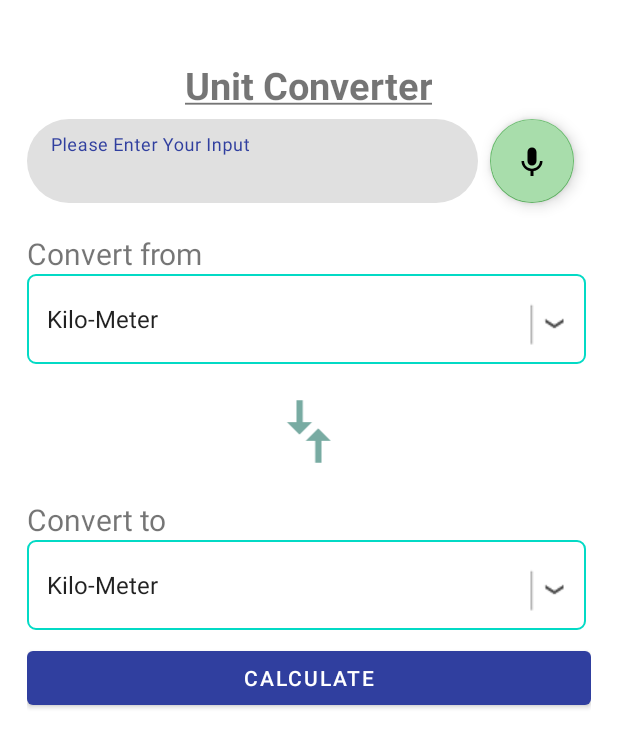
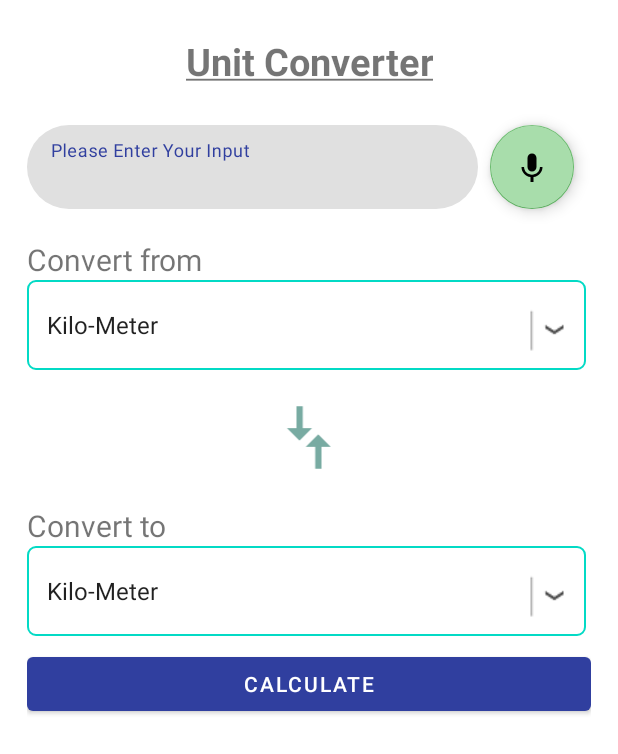
Before and after one commit to abdullah-bjit/UnitConverterApp, an Android app: the screen it shows after launch (MainActivity), on a phone screen of 412 x 824 dp. Shown: the top 754 px of the screen. Run offline under Robolectric (Android 15) with nearby library versions, the phone set to English and light mode, and no system bars.

Commit message:
activity_main conflict resolved

```diff
--- a/app/src/main/res/layout/activity_main.xml
+++ b/app/src/main/res/layout/activity_main.xml
@@ -12,26 +12,25 @@
         android:id="@+id/tv_title"
         android:layout_width="wrap_content"
         android:layout_height="wrap_content"
-        android:layout_marginTop="16dp"
+        android:text="@string/app_title"
+        android:textSize="25sp"
+        android:textAlignment="center"
+        android:textStyle="bold"
         android:padding="5dp"
-        android:text="@string/app_title"
-        android:textAlignment="center"
-        android:textSize="25sp"
-        android:textStyle="bold"
+        app:layout_constraintStart_toStartOf="parent"
         app:layout_constraintEnd_toEndOf="parent"
-        app:layout_constraintHorizontal_bias="0.497"
-        app:layout_constraintStart_toStartOf="parent"
-        app:layout_constraintTop_toTopOf="parent" />
+        app:layout_constraintTop_toTopOf="parent"
+        />
 
     <TextView
         android:id="@+id/tv_convert_from"
         android:layout_width="match_parent"
+        android:text="@string/convert_from"
         android:layout_height="wrap_content"
+        android:textSize="20sp"
         android:layout_marginTop="20dp"
-        android:text="@string/convert_from"
-        android:textSize="20sp"
         app:layout_constraintStart_toStartOf="parent"
-        app:layout_constraintTop_toBottomOf="@+id/te_convert_to" />
+        app:layout_constraintTop_toBottomOf="@+id/te_convert_to"/>
 
     <RelativeLayout
         android:id="@+id/layout_convert_from"
@@ -42,7 +41,8 @@
         android:background="@drawable/spinner_background"
         android:orientation="horizontal"
         app:layout_constraintStart_toStartOf="parent"
-        app:layout_constraintTop_toBottomOf="@+id/tv_convert_from">
+        app:layout_constraintTop_toBottomOf="@+id/tv_convert_from"
+        >
 
         <Spinner
             android:id="@+id/sp_convert_from"
@@ -50,12 +50,13 @@
             android:layout_height="?attr/actionBarSize"
             android:layout_centerVertical="true"
             android:layout_gravity="center"
+            android:background="@android:color/transparent"
+            android:gravity="center"
             android:layout_marginStart="5dp"
-            android:background="@android:color/transparent"
+            android:spinnerMode="dropdown"
             android:entries="@array/dropDownOption"
-            android:gravity="center"
             android:popupBackground="@color/teal_200"
-            android:spinnerMode="dropdown" />
+            />
 
         <ImageView
             android:layout_width="wrap_content"
@@ -68,7 +69,6 @@
 
     </RelativeLayout>
 
-
     <ImageView
         android:id="@+id/iv_convert_arrow"
         android:layout_width="0dp"
@@ -77,19 +77,19 @@
         android:rotation="90"
         android:layout_marginTop="20dp"
         app:layout_constraintWidth_percent=".2"
+        app:layout_constraintStart_toStartOf="parent"
         app:layout_constraintEnd_toEndOf="parent"
-        app:layout_constraintStart_toStartOf="parent"
-        app:layout_constraintTop_toBottomOf="@id/layout_convert_from" />
+        app:layout_constraintTop_toBottomOf="@id/layout_convert_from"/>
 
     <TextView
         android:id="@+id/tv_convert_to"
         android:layout_width="match_parent"
+        android:text="@string/convert_to"
         android:layout_height="wrap_content"
+        android:textSize="20sp"
         android:layout_marginTop="20dp"
-        android:text="@string/convert_to"
-        android:textSize="20sp"
         app:layout_constraintStart_toStartOf="parent"
-        app:layout_constraintTop_toBottomOf="@+id/iv_convert_arrow" />
+        app:layout_constraintTop_toBottomOf="@+id/iv_convert_arrow"/>
 
     <RelativeLayout
         android:id="@+id/layout_convert_to"
@@ -100,7 +100,8 @@
         android:background="@drawable/spinner_background"
         android:orientation="horizontal"
         app:layout_constraintStart_toStartOf="parent"
-        app:layout_constraintTop_toBottomOf="@+id/tv_convert_to">
+        app:layout_constraintTop_toBottomOf="@+id/tv_convert_to"
+        >
 
         <Spinner
             android:id="@+id/sp_convert_to"
@@ -108,8 +109,10 @@
             android:layout_height="?attr/actionBarSize"
             android:layout_centerVertical="true"
             android:layout_gravity="center"
+            android:background="@android:color/transparent"
+            android:gravity="center"
             android:layout_marginStart="5dp"
-            android:background="@android:color/transparent"
+            android:spinnerMode="dropdown"
             android:entries="@array/dropDownOption"
             android:popupBackground="@color/nightSecondaryColor"
             />
@@ -126,7 +129,6 @@
     </RelativeLayout>
 
 
-
     <com.google.android.material.textfield.TextInputLayout
         android:id="@+id/te_convert_to"
         android:layout_width="0dp"
@@ -135,6 +137,8 @@
         android:hint="@string/please_enter_your_input"
         app:layout_constraintWidth_percent="0.8"
         app:layout_constraintHorizontal_bias="0.0"
+        android:layout_marginTop="20dp"
+        app:endIconMode="clear_text"
         app:endIconTint="#CD810E"
         app:layout_constraintStart_toStartOf="parent"
         app:layout_constraintTop_toBottomOf="@+id/tv_title"
@@ -155,6 +159,7 @@
         android:layout_width="wrap_content"
         android:layout_height="wrap_content"
         android:layout_marginStart="8dp"
+        android:layout_marginTop="20dp"
 
         android:backgroundTint="#A8DDAB"
         android:src="@drawable/ic_baseline_keyboard_voice_24"
@@ -175,10 +180,11 @@
         android:id="@+id/tv_result"
         android:layout_width="wrap_content"
         android:layout_height="wrap_content"
+        app:layout_constraintTop_toBottomOf="@id/calculate_button"
         android:textSize="25sp"
+        tools:text="Result"
+        app:layout_constraintStart_toStartOf="parent"
         app:layout_constraintEnd_toEndOf="parent"
-        app:layout_constraintStart_toStartOf="parent"
-        app:layout_constraintTop_toBottomOf="@id/calculate_button"
-        tools:text="Result" />
+        />
 
 </androidx.constraintlayout.widget.ConstraintLayout>
```
